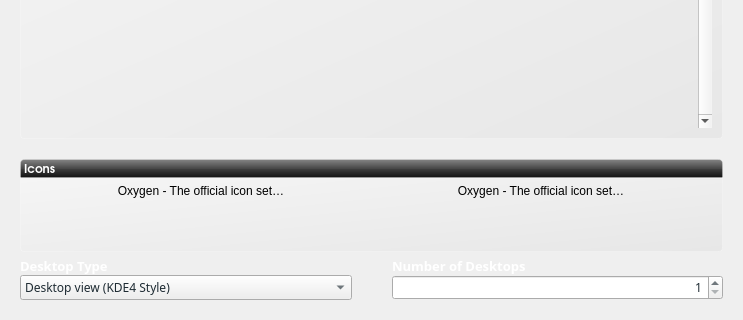
Before: the Qt Designer form COMAK/managers/kaptan/ui/ui_scrStyle.ui in pars-linux/projects, drawn with Qt 5; both pictures show x 0 to 743 and y 295 to 615 of the 743 by 615 pixel window.
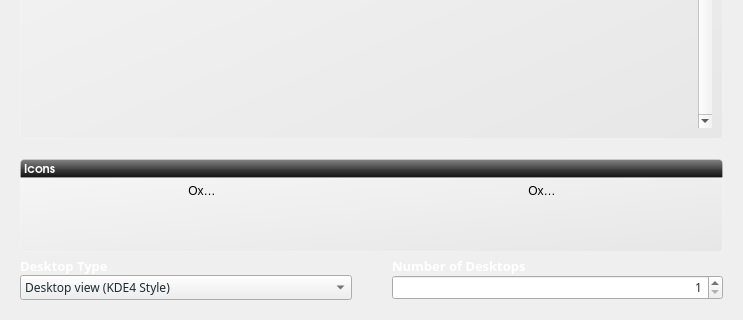
After: the same form once the commit is applied. Icons and pictures are not drawn.

Commit message: arayuz duzeltildi.

The edit to the form file:
```diff
--- a/COMAK/managers/kaptan/ui/ui_scrStyle.ui
+++ b/COMAK/managers/kaptan/ui/ui_scrStyle.ui
@@ -356,7 +356,7 @@
           </property>
           <item>
            <property name="text">
-            <string>Oxygen - The official icon set of KDE</string>
+            <string>Oxygen</string>
            </property>
            <property name="toolTip">
             <string>oxygen</string>
@@ -371,7 +371,7 @@
           </item>
           <item>
            <property name="text">
-            <string>Oxygen - The official icon set of LXDE</string>
+            <string>Oxygen</string>
            </property>
            <property name="icon">
             <iconset resource="../data/kaptan.qrc">
@@ -380,7 +380,7 @@
           </item>
           <item>
            <property name="text">
-            <string>Milky - The official icon set of Pardus</string>
+            <string>Milky</string>
            </property>
            <property name="toolTip">
             <string>milky</string>
```
